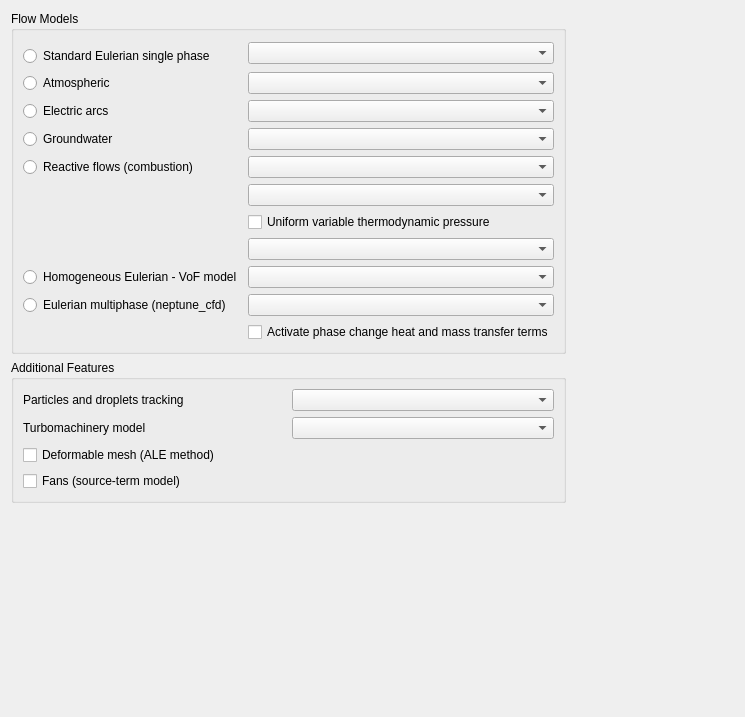
code-saturne/code_saturne, file python/code_saturne/gui/case/AnalysisFeaturesForm.ui: the form before one commit.
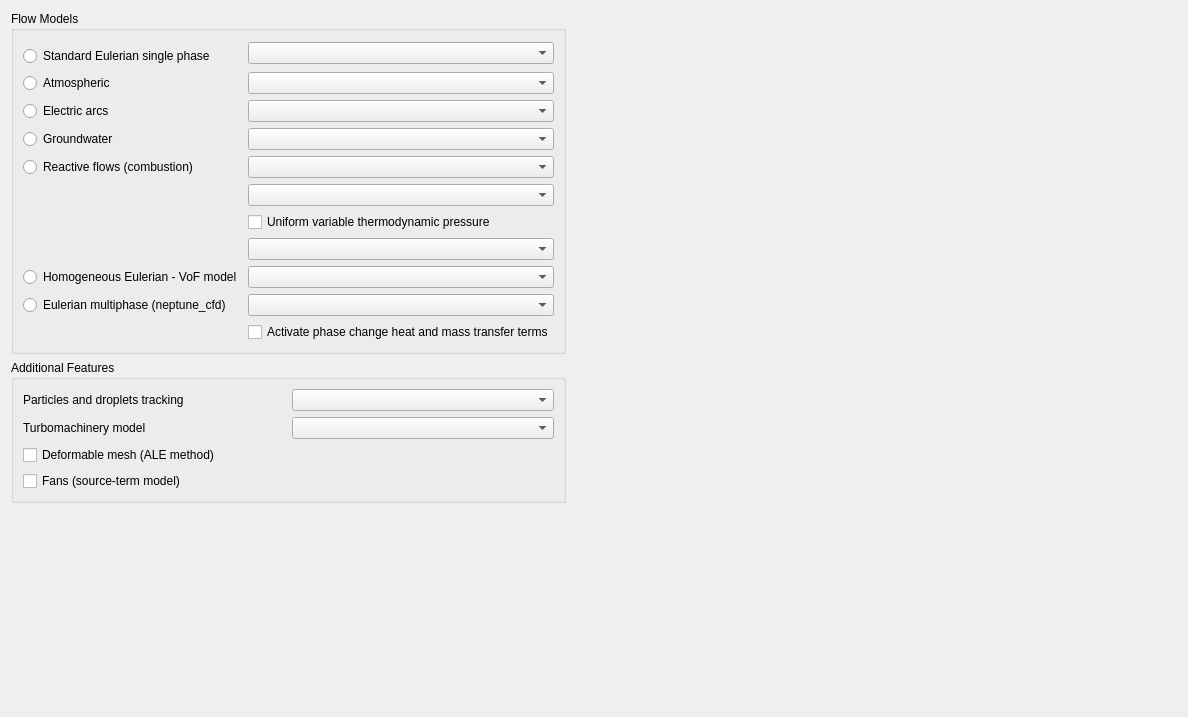
The form after the commit.

Commit message: [GUI] Fix tooltip in main page

Patch:
```diff
--- a/python/code_saturne/gui/case/AnalysisFeaturesForm.ui
+++ b/python/code_saturne/gui/case/AnalysisFeaturesForm.ui
@@ -6,7 +6,7 @@
       <rect>
           <x>0</x>
           <y>0</y>
-          <width>745</width>
+    <width>1188</width>
           <height>717</height>
       </rect>
   </property>
```
Left out of the diff: 9 changed lines with no effect on the pictures. Lines whose indentation alone changed are shown as unchanged.
